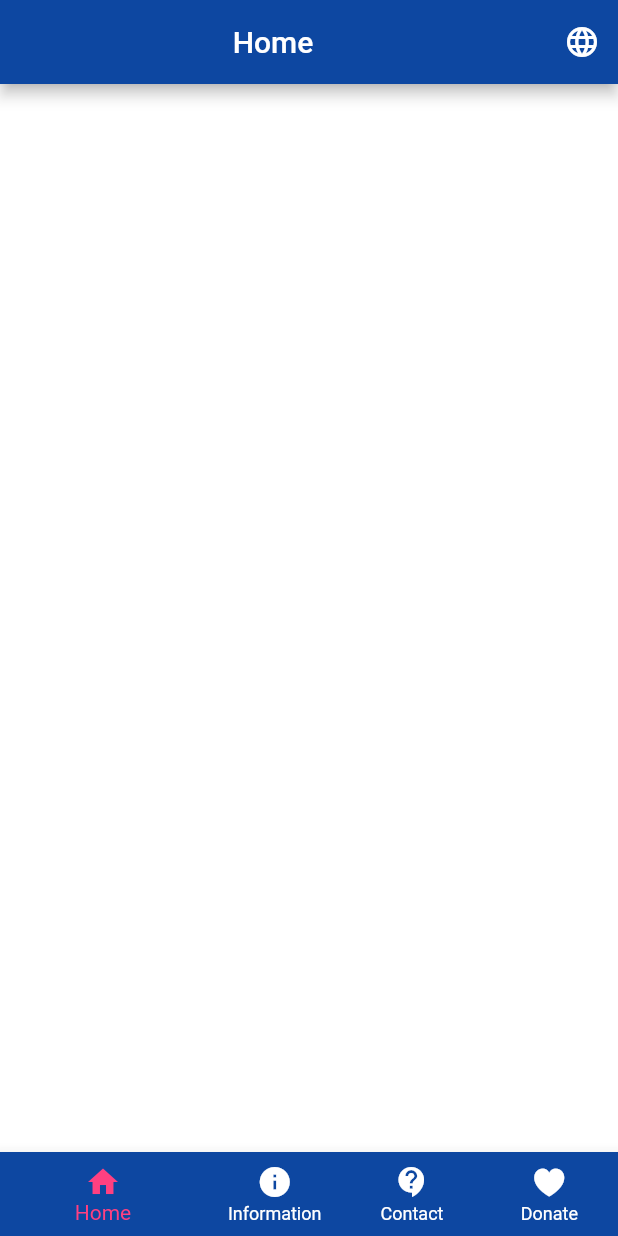
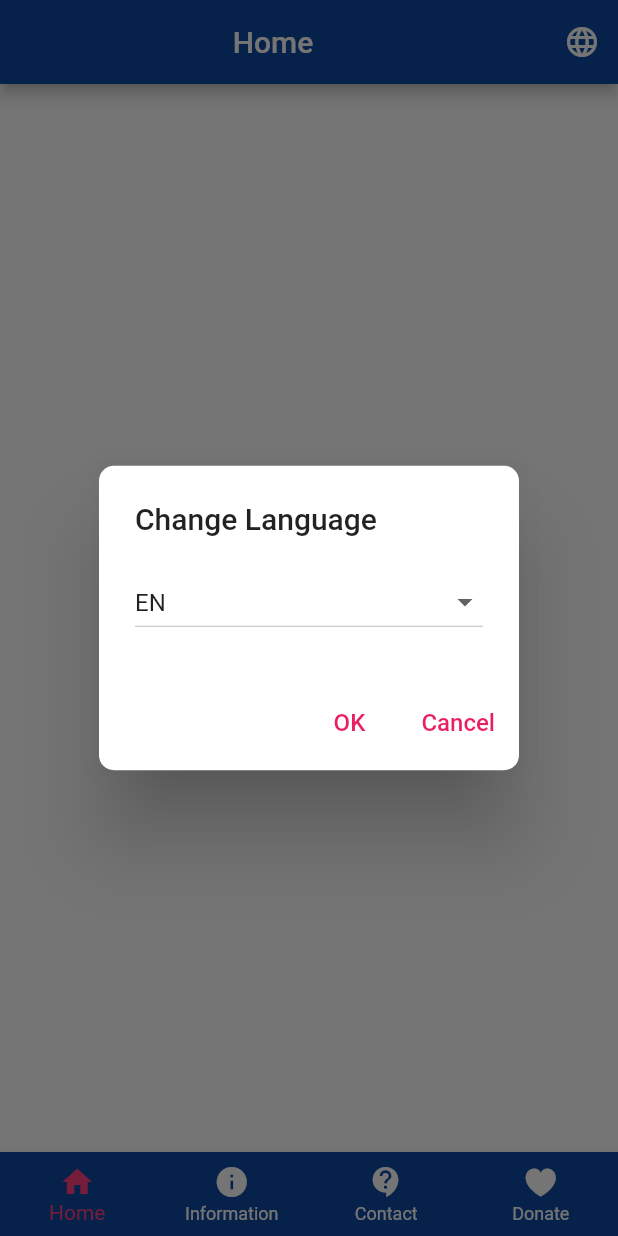
Before and after one commit to AniketW123/SaloniHeartFoundation, a Flutter app: the screen it shows after launch, after a tap on the "language" icon, on a phone screen of 412 x 824 dp. Run offline on Flutter 3.47's test engine with Material 2 defaults, Android fonts, the phone set to English and light mode, and no system bars.

Commit message:
added language change button

```diff
--- a/lib/main.dart
+++ b/lib/main.dart
@@ -1,8 +1,10 @@
 import 'package:flutter/material.dart';
+import 'package:flutter/services.dart';
 import 'package:flutter/cupertino.dart';
 import 'package:saloni_heart_foundation/pages/contact_page.dart';
 import 'package:saloni_heart_foundation/pages/donate_page.dart';
 import 'package:saloni_heart_foundation/pages/information_page.dart';
+import 'package:saloni_heart_foundation/util/alerts.dart';
 import 'pages/home_page.dart';
 
 void main() {
@@ -10,7 +12,6 @@ void main() {
     title: 'Saloni Heart Foundation',
     theme: ThemeData(
       primarySwatch: Colors.pink,
-      canvasColor: Colors.blue.shade900,
     ),
     home: MyApp(),
   ));
@@ -24,9 +25,21 @@ class MyApp extends StatefulWidget {
 }
 
 class _MyAppState extends State<MyApp> {
+  String language = 'EN';
+  String languageDropdownValue = 'EN';
+
   int selectedIndex = 0;
-  List<Widget> pages = <Widget> [HomePage(), InformationPage(), ContactPage(), DonatePage()];
-  List<String> titles = <String> ['Home', 'Information', 'Contact', 'Donate'];
+  List<Widget> pages = [HomePage(), InformationPage(), ContactPage(), DonatePage()];
+  List<String> titles = ['Home', 'Information', 'Contact', 'Donate'];
+
+  @override
+  void initState() {
+    super.initState();
+    SystemChrome.setPreferredOrientations([
+      DeviceOrientation.portraitUp,
+      DeviceOrientation.portraitDown,
+    ]);
+  }
 
   @override
   Widget build(BuildContext context) {
@@ -39,14 +52,60 @@ class _MyAppState extends State<MyApp> {
         actions: [
           IconButton(
             onPressed: () {
-
+              showDialog(
+                  context: context,
+                  barrierDismissible: false,
+                  builder: (_) => StatefulBuilder(
+                      builder: (context, setState) {
+                        return AlertDialog(
+                          title: const Text('Change Language'),
+                          shape: RoundedRectangleBorder(
+                            borderRadius: BorderRadius.circular(10.0),
+                          ),
+                          content: DropdownButton(
+                            items: const [
+                              DropdownMenuItem(value: 'EN', child: Text('EN'),),
+                              DropdownMenuItem(value: 'HI', child: Text('HI'),),
+                            ],
+                            isExpanded: true,
+                            value: languageDropdownValue,
+                            onChanged: (value) {
+                              if (value is String) {
+                                setState(() {
+                                  languageDropdownValue = value;
+                                });
+                              }
+                            },
+                          ),
+                          actions: [
+                              AlertButton(
+                                  title: 'OK',
+                                  onPressed: () {
+                                    language = languageDropdownValue;
+                                    Navigator.pop(context);
+                                  }
+                              ),
+                              AlertButton(
+                                title: 'Cancel',
+                                onPressed: () {
+                                  languageDropdownValue = language;
+                                  Navigator.pop(context);
+                                },
+                              ),
+                            ],
+                        );
+                      }
+                  )
+              );
             },
             icon: const Icon(Icons.language)
           ),
         ],
       ),
       bottomNavigationBar: BottomNavigationBar(
-        backgroundColor: Colors.blue.shade800,
+        type: BottomNavigationBarType.fixed,
+        backgroundColor: Colors.blue.shade900,
+        unselectedItemColor: Colors.white,
         selectedItemColor: Colors.pinkAccent,
         showUnselectedLabels: true,
         currentIndex: selectedIndex,
--- a/lib/util/alerts.dart
+++ b/lib/util/alerts.dart
@@ -4,13 +4,17 @@ void alert({required BuildContext context, required String title, Widget? messag
   showDialog(
       context: context,
       barrierDismissible: false,
-      builder: (_) => AlertDialog(
+      builder: (_) => StatefulBuilder(
+        builder: (context, setState) {
+          return AlertDialog(
             title: Text(title),
             shape: RoundedRectangleBorder(
               borderRadius: BorderRadius.circular(10.0),
             ),
             content: message,
             actions: actions,
+          );
+        }
       )
   );
 }
```
Lines whose indentation alone changed are shown as unchanged.
